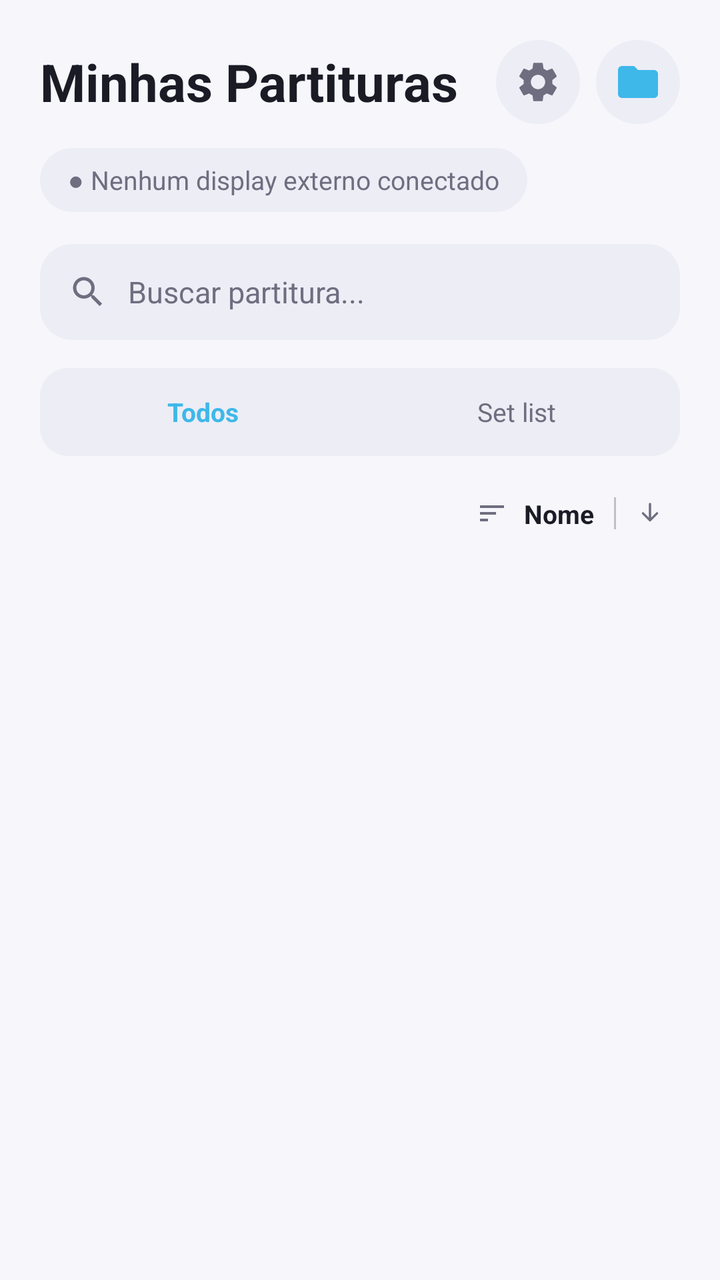
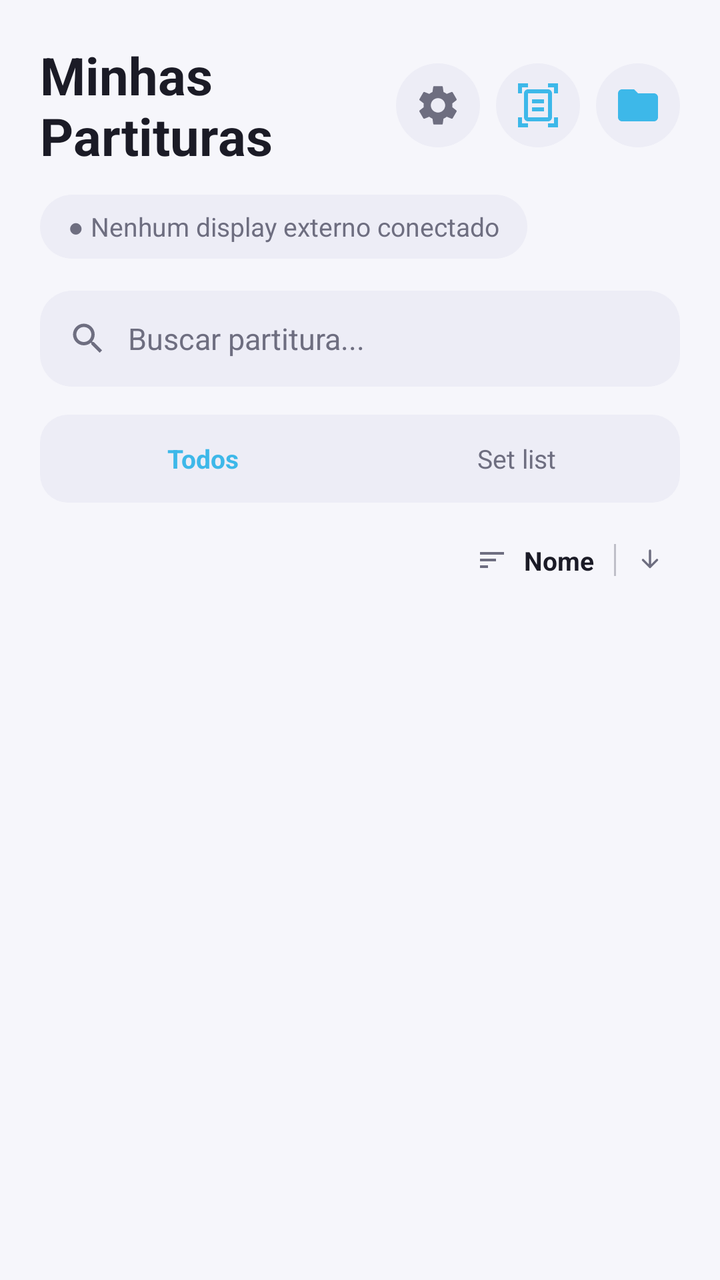

An Android layout rendered at two revisions. The XML below is the earlier revision; the diff shows what the commit changed to produce the second picture.
<!-- AndroidManifest.xml: application theme Theme.PdfExternal -->
<!-- res/layout/activity_main.xml -->
<?xml version="1.0" encoding="utf-8"?>
<FrameLayout xmlns:android="http://schemas.android.com/apk/res/android"
    xmlns:app="http://schemas.android.com/apk/res-auto"
    android:id="@+id/rootContainer"
    android:layout_width="match_parent"
    android:layout_height="match_parent"
    android:background="@color/background"
    android:paddingStart="20dp"
    android:paddingEnd="20dp"
    android:paddingTop="20dp"
    android:paddingBottom="12dp">

    
    <LinearLayout
        android:layout_width="match_parent"
        android:layout_height="match_parent"
        android:orientation="vertical">

    
    <LinearLayout
        android:layout_width="match_parent"
        android:layout_height="wrap_content"
        android:orientation="horizontal"
        android:gravity="center_vertical">

        <TextView
            android:layout_width="0dp"
            android:layout_height="wrap_content"
            android:layout_weight="1"
            android:text="@string/home_title"
            android:textColor="@color/text_primary"
            android:textSize="26sp"
            android:textStyle="bold" />

        <ImageButton
            android:id="@+id/btnSettings"
            android:layout_width="42dp"
            android:layout_height="42dp"
            android:layout_marginEnd="8dp"
            android:background="@drawable/bg_icon_button"
            android:contentDescription="@string/content_description_settings"
            android:padding="10dp"
            android:src="@drawable/ic_settings"
            app:tint="@color/text_secondary" />

        <ImageButton
            android:id="@+id/btnSelectFolder"
            android:layout_width="42dp"
            android:layout_height="42dp"
            android:background="@drawable/bg_icon_button"
            android:contentDescription="@string/content_description_select_folder"
            android:padding="10dp"
            android:src="@drawable/ic_folder"
            app:tint="@color/primary" />

    </LinearLayout>

    
    <TextView
        android:id="@+id/tvDisplayStatus"
        android:layout_width="wrap_content"
        android:layout_height="wrap_content"
        android:layout_marginTop="12dp"
        android:background="@drawable/bg_chip_disconnected"
        android:paddingStart="14dp"
        android:paddingEnd="14dp"
        android:paddingTop="7dp"
        android:paddingBottom="7dp"
        android:text="@string/display_status_disconnected"
        android:textColor="@color/text_secondary"
        android:textSize="13sp" />

    
    <LinearLayout
        android:layout_width="match_parent"
        android:layout_height="48dp"
        android:layout_marginTop="16dp"
        android:background="@drawable/bg_search_field"
        android:gravity="center_vertical"
        android:orientation="horizontal"
        android:paddingStart="14dp"
        android:paddingEnd="14dp">

        <ImageView
            android:layout_width="20dp"
            android:layout_height="20dp"
            android:src="@drawable/ic_search"
            app:tint="@color/text_secondary" />

        <EditText
            android:id="@+id/etSearch"
            android:layout_width="0dp"
            android:layout_height="match_parent"
            android:layout_weight="1"
            android:layout_marginStart="10dp"
            android:background="@android:color/transparent"
            android:hint="@string/search_hint_short"
            android:imeOptions="actionSearch"
            android:inputType="text"
            android:maxLines="1"
            android:textColor="@color/text_primary"
            android:textColorHint="@color/text_secondary"
            android:textSize="15sp" />

    </LinearLayout>

    
    <FrameLayout
        android:id="@+id/tabTrack"
        android:layout_width="match_parent"
        android:layout_height="44dp"
        android:layout_marginTop="14dp"
        android:background="@drawable/bg_tab_track"
        android:padding="3dp">

        
        <View
            android:id="@+id/tabIndicator"
            android:layout_width="0dp"
            android:layout_height="match_parent"
            android:background="@drawable/bg_tab_selected" />

        <LinearLayout
            android:layout_width="match_parent"
            android:layout_height="match_parent"
            android:orientation="horizontal">

            <TextView
                android:id="@+id/tabAll"
                android:layout_width="0dp"
                android:layout_height="match_parent"
                android:layout_weight="1"
                android:gravity="center"
                android:text="@string/tab_all"
                android:textColor="@color/primary"
                android:textSize="13sp"
                android:textStyle="bold" />

            <TextView
                android:id="@+id/tabFavorites"
                android:layout_width="0dp"
                android:layout_height="match_parent"
                android:layout_weight="1"
                android:gravity="center"
                android:text="@string/tab_favorites"
                android:textColor="@color/text_secondary"
                android:textSize="13sp" />

        </LinearLayout>

    </FrameLayout>

    
    <LinearLayout
        android:layout_width="match_parent"
        android:layout_height="wrap_content"
        android:layout_marginTop="14dp"
        android:gravity="center_vertical"
        android:orientation="horizontal">

        <TextView
            android:layout_width="0dp"
            android:layout_height="wrap_content"
            android:layout_weight="1"
            android:id="@+id/tvResultCount"
            android:text=""
            android:textColor="@color/text_secondary"
            android:textSize="13sp" />

        <LinearLayout
            android:id="@+id/btnSort"
            android:layout_width="wrap_content"
            android:layout_height="wrap_content"
            android:background="@drawable/bg_icon_button_flat"
            android:gravity="center_vertical"
            android:orientation="horizontal"
            android:paddingStart="8dp"
            android:paddingEnd="8dp"
            android:paddingTop="6dp"
            android:paddingBottom="6dp">

            <ImageView
                android:layout_width="16dp"
                android:layout_height="16dp"
                android:src="@drawable/ic_sort"
                app:tint="@color/text_secondary" />

            <TextView
                android:id="@+id/tvSortLabel"
                android:layout_width="wrap_content"
                android:layout_height="wrap_content"
                android:layout_marginStart="8dp"
                android:text="@string/sort_label_name"
                android:textColor="@color/text_primary"
                android:textSize="13sp"
                android:textStyle="bold" />

            <View
                android:id="@+id/sortDivider"
                android:layout_width="1dp"
                android:layout_height="16dp"
                android:layout_marginStart="10dp"
                android:layout_marginEnd="10dp"
                android:background="@color/text_secondary"
                android:alpha="0.4" />

            <ImageView
                android:id="@+id/ivSortArrow"
                android:layout_width="14dp"
                android:layout_height="14dp"
                android:src="@drawable/ic_arrow_down"
                app:tint="@color/text_secondary" />

        </LinearLayout>

    </LinearLayout>

    
    <androidx.recyclerview.widget.RecyclerView
        android:id="@+id/recyclerPdfs"
        android:layout_width="match_parent"
        android:layout_height="0dp"
        android:layout_weight="1"
        android:layout_marginTop="10dp"
        android:clipToPadding="false"
        android:paddingBottom="96dp" />

    
    <LinearLayout
        android:id="@+id/layoutEmptyState"
        android:layout_width="match_parent"
        android:layout_height="0dp"
        android:layout_weight="1"
        android:gravity="center"
        android:orientation="vertical"
        android:visibility="gone">

        <ImageView
            android:layout_width="56dp"
            android:layout_height="56dp"
            android:alpha="0.35"
            android:src="@drawable/ic_folder"
            app:tint="@color/text_secondary" />

        <TextView
            android:id="@+id/tvEmptyStateMessage"
            android:layout_width="wrap_content"
            android:layout_height="wrap_content"
            android:layout_marginTop="12dp"
            android:gravity="center"
            android:text="@string/empty_state_select_folder"
            android:textColor="@color/text_secondary"
            android:textSize="14sp" />

    </LinearLayout>

    </LinearLayout>

    
    <LinearLayout
        android:id="@+id/layoutPageControls"
        android:layout_width="match_parent"
        android:layout_height="wrap_content"
        android:layout_gravity="bottom"
        android:background="@color/background"
        android:orientation="vertical"
        android:paddingTop="10dp"
        android:clickable="true"
        android:focusable="true"
        android:visibility="gone">

        <TextView
            android:id="@+id/tvPageIndicator"
            android:layout_width="match_parent"
            android:layout_height="wrap_content"
            android:layout_marginBottom="10dp"
            android:gravity="center"
            android:text="0 / 0"
            android:textColor="@color/text_secondary"
            android:textSize="12sp" />

        <FrameLayout
            android:layout_width="match_parent"
            android:layout_height="wrap_content">

            <LinearLayout
                android:layout_width="wrap_content"
                android:layout_height="wrap_content"
                android:layout_gravity="center"
                android:gravity="center"
                android:orientation="horizontal">

                <ImageButton
                    android:id="@+id/btnPrevPage"
                    android:layout_width="56dp"
                    android:layout_height="56dp"
                    android:layout_marginEnd="20dp"
                    android:background="@drawable/bg_page_button_circle_solid"
                    android:contentDescription="@string/content_description_prev_page"
                    android:padding="16dp"
                    android:src="@drawable/ic_chevron_left"
                    app:tint="@color/page_button_icon" />

                <ImageButton
                    android:id="@+id/btnNextPage"
                    android:layout_width="56dp"
                    android:layout_height="56dp"
                    android:background="@drawable/bg_page_button_circle_solid"
                    android:contentDescription="@string/content_description_next_page"
                    android:padding="16dp"
                    android:src="@drawable/ic_chevron_right"
                    app:tint="@color/page_button_icon" />

            </LinearLayout>

            <ImageButton
                android:id="@+id/btnQuickZoom"
                android:layout_width="34dp"
                android:layout_height="34dp"
                android:layout_gravity="start|center_vertical"
                android:background="@drawable/bg_icon_button"
                android:contentDescription="@string/content_description_quick_zoom"
                android:padding="8dp"
                android:src="@drawable/ic_zoom"
                app:tint="@color/text_secondary" />

            <ImageButton
                android:id="@+id/btnClosePdf"
                android:layout_width="34dp"
                android:layout_height="34dp"
                android:layout_gravity="end|center_vertical"
                android:background="@drawable/bg_icon_button"
                android:contentDescription="@string/content_description_close_pdf"
                android:padding="8dp"
                android:src="@drawable/ic_close"
                app:tint="@color/text_secondary" />

        </FrameLayout>

    </LinearLayout>

</FrameLayout>
<!-- resources referenced by this layout -->
<resources>
  <color name="background">#F6F6FB</color>
  <color name="page_button_icon">#1B1B26</color>
  <color name="primary">#3DB8E9</color>
  <color name="text_primary">#1B1B26</color>
  <color name="text_secondary">#6E6E80</color>
  <!-- drawable bg_chip_disconnected (drawable) -->
  <?xml version="1.0" encoding="utf-8"?>
  <shape xmlns:android="http://schemas.android.com/apk/res/android"
      android:shape="rectangle">
      <solid android:color="@color/surface_variant" />
      <corners android:radius="20dp" />
  </shape>
  <!-- drawable bg_icon_button (drawable) -->
  <?xml version="1.0" encoding="utf-8"?>
  <ripple xmlns:android="http://schemas.android.com/apk/res/android"
      android:color="@color/ripple_on_surface">
      <item>
          <shape android:shape="oval">
              <solid android:color="@color/surface_variant" />
          </shape>
      </item>
  </ripple>
  <!-- drawable bg_page_button_circle_solid (drawable) -->
  <?xml version="1.0" encoding="utf-8"?>
  <ripple xmlns:android="http://schemas.android.com/apk/res/android"
      android:color="@color/ripple_on_surface">
      <item>
          <shape android:shape="oval">
              <solid android:color="@color/page_button_solid" />
          </shape>
      </item>
  </ripple>
  <!-- drawable bg_search_field (drawable) -->
  <?xml version="1.0" encoding="utf-8"?>
  <shape xmlns:android="http://schemas.android.com/apk/res/android"
      android:shape="rectangle">
      <solid android:color="@color/surface_variant" />
      <corners android:radius="16dp" />
  </shape>
  <!-- drawable bg_tab_selected (drawable) -->
  <?xml version="1.0" encoding="utf-8"?>
  <shape xmlns:android="http://schemas.android.com/apk/res/android"
      android:shape="rectangle">
      <solid android:color="@color/surface" />
      <corners android:radius="11dp" />
  </shape>
  <!-- drawable bg_tab_track (drawable) -->
  <?xml version="1.0" encoding="utf-8"?>
  <shape xmlns:android="http://schemas.android.com/apk/res/android"
      android:shape="rectangle">
      <solid android:color="@color/surface_variant" />
      <corners android:radius="14dp" />
  </shape>
  <string name="content_description_close_pdf">Fechar partitura no display</string>
  <string name="content_description_next_page">Próxima página</string>
  <string name="content_description_prev_page">Página anterior</string>
  <string name="content_description_quick_zoom">Zoom rápido</string>
  <string name="content_description_select_folder">Selecionar pasta com partituras</string>
  <string name="content_description_settings">Configurações</string>
  <string name="display_status_disconnected">●  Nenhum display externo conectado</string>
  <string name="empty_state_select_folder">Selecione uma pasta para ver suas partituras</string>
  <string name="home_title">Minhas Partituras</string>
  <string name="search_hint_short">Buscar partitura...</string>
  <string name="sort_label_name">Nome</string>
  <string name="tab_all">Todos</string>
  <string name="tab_favorites">Set list</string>
  <color name="surface_variant">#EDEDF6</color>
  <color name="ripple_on_surface">#1A3DB8E9</color>
  <color name="page_button_solid">#EDEDF6</color>
  <color name="surface">#FFFFFF</color>
  <!-- unchanged entries left out for length: 11 -->
</resources>

<!-- the commit's change to res/layout/activity_main.xml (unified diff, before → after) -->
@@ -42,6 +42,17 @@
             android:padding="10dp"
             android:src="@drawable/ic_settings"
             app:tint="@color/text_secondary" />
+
+        <ImageButton
+            android:id="@+id/btnScanScore"
+            android:layout_width="42dp"
+            android:layout_height="42dp"
+            android:layout_marginEnd="8dp"
+            android:background="@drawable/bg_icon_button"
+            android:contentDescription="@string/content_description_scan_score"
+            android:padding="10dp"
+            android:src="@drawable/ic_scanner"
+            app:tint="@color/primary" />
 
         <ImageButton
             android:id="@+id/btnSelectFolder"
<!-- resource entries referenced after the edit -->
@@ -53,10 +53,21 @@
       <solid android:color="@color/surface_variant" />
       <corners android:radius="14dp" />
   </shape>
+  <!-- drawable ic_scanner (drawable) -->
+  <vector xmlns:android="http://schemas.android.com/apk/res/android"
+      android:width="24dp"
+      android:height="24dp"
+      android:viewportWidth="24"
+      android:viewportHeight="24">
+      <path
+          android:fillColor="@android:color/white"
+          android:pathData="M7,3H4v3H2V1h5V3zM22,6V1h-5v2h3v3H22zM7,21H4v-3H2v5h5V21zM20,18v3h-3v2h5v-5H20zM19,18c0,1.1 -0.9,2 -2,2H7c-1.1,0 -2,-0.9 -2,-2V6c0,-1.1 0.9,-2 2,-2h10c1.1,0 2,0.9 2,2V18zM17,6H7v12h10V6zM9,9h6v2H9V9zM9,13h6v2H9V13z" />
+  </vector>
   <string name="content_description_close_pdf">Fechar partitura no display</string>
   <string name="content_description_next_page">Próxima página</string>
   <string name="content_description_prev_page">Página anterior</string>
   <string name="content_description_quick_zoom">Zoom rápido</string>
+  <string name="content_description_scan_score">Escanear partitura</string>
   <string name="content_description_select_folder">Selecionar pasta com partituras</string>
   <string name="content_description_settings">Configurações</string>
   <string name="display_status_disconnected">●  Nenhum display externo conectado</string>
